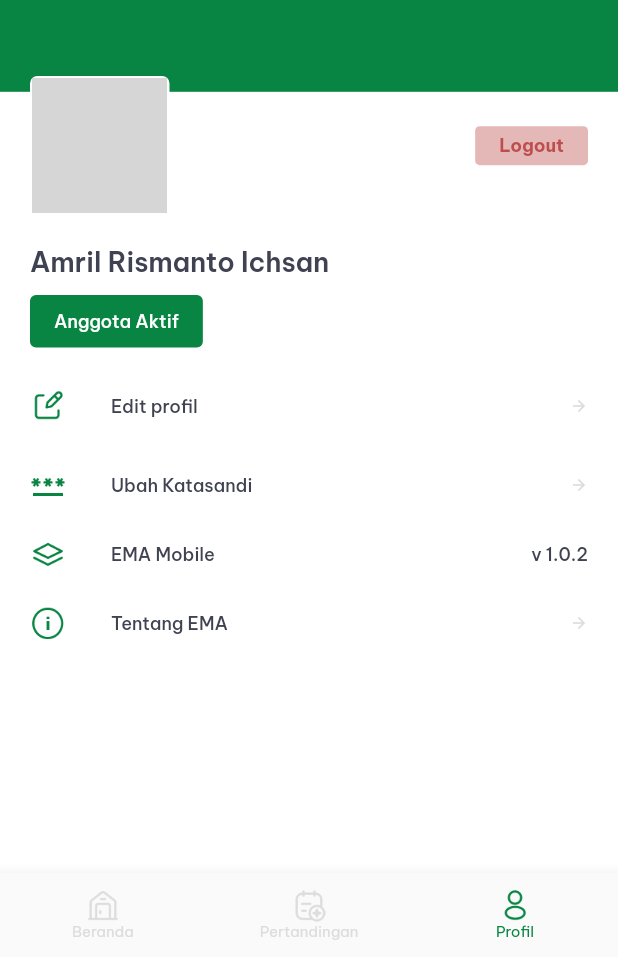
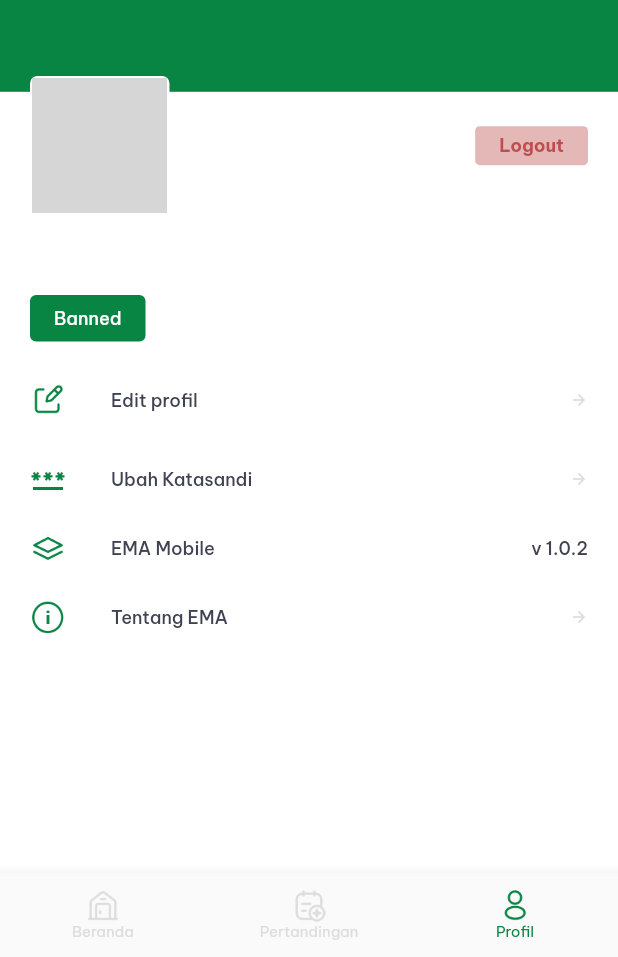
Before and after one commit to Amril26/Digital-Sport, a Flutter app: the screen it shows once a user with an empty profile is signed in, item 3 of the bottom bar chosen, on a phone screen of 412 x 824 dp, the part 279-1236 px from its top. Run offline on Flutter 3.47's test engine with Material 2 defaults, Android fonts, the phone set to English and light mode, and no system bars; our stand-ins replace cloud_firestore, firebase_auth, firebase_core, google_fonts, loading_indicator; accounts and stored records are empty; network calls fail; grey boxes are pictures that could not be loaded.

Commit message:
add get data profile from db firebase

```diff
--- a/lib/create_db_fb/cuser_dbf.dart
+++ b/lib/create_db_fb/cuser_dbf.dart
@@ -1,4 +1,6 @@
 import 'package:cloud_firestore/cloud_firestore.dart';
+
+import '../helpers/url.dart';
 
 /// class ini berfungsi untuk membuat storeage pada Firebase dengan collection USer untuk menyimpan data User
 class CUserDBFProvider {
@@ -9,7 +11,7 @@ class CUserDBFProvider {
     required String password,
   }) async {
     final CollectionReference instFireStore =
-        FirebaseFirestore.instance.collection('users_dumy');
+        FirebaseFirestore.instance.collection(PathUrl.pathUser);
     final Map<String, dynamic> cdataUser = <String, dynamic>{
       'id': idUser,
       'name': name,
--- /dev/null
+++ b/lib/helpers/url.dart
@@ -0,0 +1,5 @@
+class PathUrl {
+  static String pathUser = 'users_dumy';
+  static String pathEvent = 'event_ticket';
+  static String pathProduct = 'products';
+}
--- /dev/null
+++ b/lib/models/profil_model.dart
@@ -0,0 +1,22 @@
+class ProfileModel {
+  final String id;
+  final String email;
+  final String name;
+  final String status;
+
+  ProfileModel({
+    required this.id,
+    required this.email,
+    required this.name,
+    required this.status,
+  });
+
+  factory ProfileModel.fromJson(Map<String, dynamic> json) {
+    return ProfileModel(
+      id: json['id'] ?? '',
+      email: json['email'] ?? '',
+      name: json['name'] ?? '',
+      status: json['status_anggota'] ?? '',
+    );
+  }
+}
--- a/lib/pages/dashboard/dashboard_page.dart
+++ b/lib/pages/dashboard/dashboard_page.dart
@@ -9,7 +9,6 @@ import 'package:digital_sport/pages/detail_product/detail_product_page.dart';
 import 'package:digital_sport/pages/favorite/favorite_page.dart';
 import 'package:digital_sport/pages/ticket/ticket_page.dart';
 import 'package:digital_sport/providers/get/data_products_provider.dart';
-import 'package:digital_sport/providers/get/data_user_provider.dart';
 import 'package:digital_sport/widgets/widget_card_box.dart';
 import 'package:digital_sport/widgets/widget_card_horizontal.dart';
 import 'package:flutter/material.dart';
@@ -33,7 +32,6 @@ class _DashboardPageState extends State<DashboardPage> {
   void initState() {
     super.initState();
     context.read<ProductProviders>().getDataProduct();
-    context.read<DataUserProvider>().userData();
   }
 
   Widget _categoryButton(BuildContext context) {
--- a/lib/pages/profile/profile_page.dart
+++ b/lib/pages/profile/profile_page.dart
@@ -2,11 +2,23 @@ import 'package:digital_sport/helpers/color_style.dart';
 import 'package:digital_sport/helpers/layout_style.dart';
 import 'package:digital_sport/helpers/text_style.dart';
 import 'package:digital_sport/providers/auth_provider/auth_providers.dart';
+import 'package:digital_sport/providers/get/data_user_provider.dart';
 import 'package:flutter/material.dart';
 import 'package:provider/provider.dart';
 
-class ProfilePage extends StatelessWidget {
+class ProfilePage extends StatefulWidget {
   const ProfilePage({Key? key}) : super(key: key);
+
+  @override
+  State<ProfilePage> createState() => _ProfilePageState();
+}
+
+class _ProfilePageState extends State<ProfilePage> {
+  @override
+  void initState() {
+    super.initState();
+    context.read<DataUserProvider>().userData(context);
+  }
 
   Widget _headers(BuildContext context) {
     return SizedBox(
@@ -99,28 +111,34 @@ class ProfilePage extends StatelessWidget {
   }
 
   Widget _desciptionProfil() {
-    return Padding(
+    return Consumer<DataUserProvider>(
+      builder: (context, dataProfile, _) => Padding(
         padding: LayoutMargin.marginHorizontal20,
         child: Column(
           crossAxisAlignment: CrossAxisAlignment.start,
           children: [
             Text(
-            'Amril Rismanto Ichsan',
+              dataProfile.isLoad == true
+                  ? 'Loading....'
+                  : dataProfile.dataProfile.name,
               style: TextSetting.h1.copyWith(fontWeight: FontWeight.w600),
             ),
             Container(
               margin: const EdgeInsets.only(top: 10),
-            padding: const EdgeInsets.symmetric(horizontal: 16, vertical: 10),
+              padding: const EdgeInsets.symmetric(horizontal: 16, vertical: 8),
               decoration: BoxDecoration(
                   borderRadius: BorderRadius.circular(4),
                   color: ColorApp.colorPrimary),
               child: Text(
-              'Anggota Aktif',
+                dataProfile.isLoad == true
+                  ? 'Loading....'
+                  : dataProfile.dataProfile.status == 'active' ? 'Aktif' : 'Banned',
                 style: TextSetting.p2
                     .copyWith(fontWeight: FontWeight.w500, color: Colors.white),
               ),
             )
           ],
+        ),
       ),
     );
   }
--- a/lib/providers/auth_provider/auth_providers.dart
+++ b/lib/providers/auth_provider/auth_providers.dart
@@ -55,13 +55,13 @@ class AuthProvider extends ChangeNotifier {
       required String password}) async {
     try {
       _isLoadingRegister = true;
-      _auth.createUserWithEmailAndPassword(email: email, password: password);
+      await _auth.createUserWithEmailAndPassword(email: email, password: password);
       CUserDBFProvider.createUserDB(
           name: name,
           email: email,
           password: password,
           idUser: _auth.currentUser!.uid);
-      Navigator.pushNamed(context, WrapperPage.rootNamed);
+      Navigator.of(context).pushNamed(WrapperPage.rootNamed);
       _isLoadingRegister = true;
     } on FirebaseAuthException catch (e) {
       _isLoadingRegister = false;
@@ -78,6 +78,7 @@ class AuthProvider extends ChangeNotifier {
                 message: 'Periksa format email anda'));
       }
     }
+    notifyListeners();
   }
 
   Future<void> logOut(BuildContext context) async {
--- a/lib/providers/get/data_events_providers.dart
+++ b/lib/providers/get/data_events_providers.dart
@@ -1,10 +1,11 @@
 import 'package:cloud_firestore/cloud_firestore.dart';
+import 'package:digital_sport/helpers/url.dart';
 import 'package:digital_sport/models/events_model.dart';
 import 'package:flutter/foundation.dart';
 
 class EventsProvider extends ChangeNotifier {
   final CollectionReference _collectionData =
-      FirebaseFirestore.instance.collection('event_ticket');
+      FirebaseFirestore.instance.collection(PathUrl.pathEvent);
   List<EventModel> _dataEvent = [];
   List<EventModel> get dataEvent => _dataEvent;
 
--- a/lib/providers/get/data_products_provider.dart
+++ b/lib/providers/get/data_products_provider.dart
@@ -1,10 +1,11 @@
 import 'package:cloud_firestore/cloud_firestore.dart';
+import 'package:digital_sport/helpers/url.dart';
 import 'package:digital_sport/models/products_model.dart';
 import 'package:flutter/foundation.dart';
 
 class ProductProviders extends ChangeNotifier {
   final CollectionReference _collectionData =
-      FirebaseFirestore.instance.collection('products');
+      FirebaseFirestore.instance.collection(PathUrl.pathProduct);
 
   ProductModel _detailProduct = ProductModel.fromJson({'': ''});
   ProductModel get detailProduct => _detailProduct;
```
Also changed, not shown: lib/providers/get/data_user_provider.dart (+34 -15 lines). Lines whose indentation alone changed are shown as unchanged.
